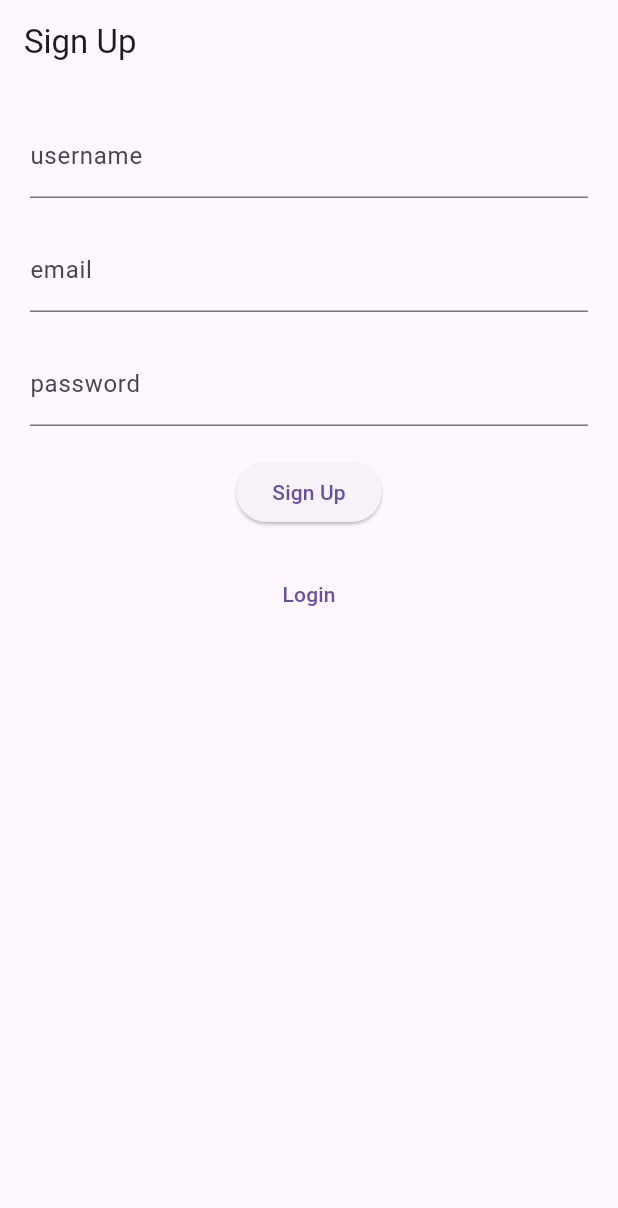
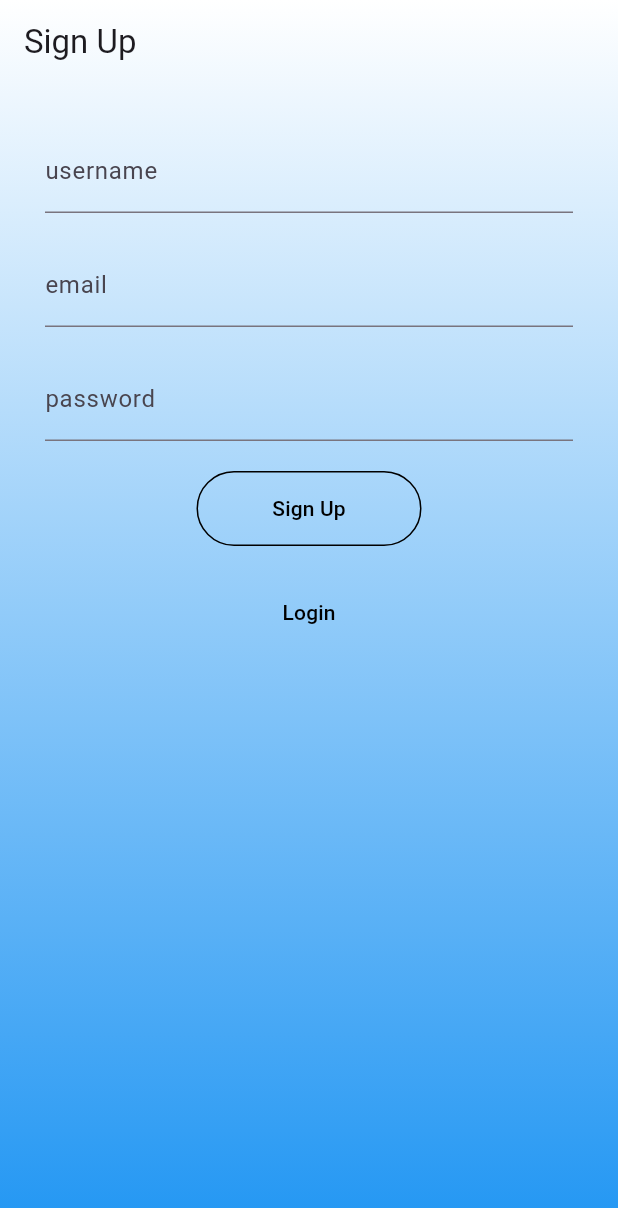
Before and after one commit to LakshRJain/GAME_Full-stack-Project, a Flutter app: the screen it shows after launch, after a tap on "Login", after a tap on "SignUp", on a phone screen of 412 x 824 dp. Shown: the top 1208 px of the screen. Run offline on Flutter 3.47's test engine with Material 3 defaults, Android fonts, the light colour scheme and no system bars; our stand-ins replace dio, flutter_secure_storage; accounts and stored records are empty.

Commit message:
UI changes in login and signup page

```diff
--- a/game_matchmaking_frontend/game/lib/views/login_screen.dart
+++ b/game_matchmaking_frontend/game/lib/views/login_screen.dart
@@ -21,16 +21,22 @@ class _LoginScreenState extends State<LoginScreen> {
     final authVM = Provider.of<AuthViewModel>(context);
 
 
-    return Scaffold(
+    return Container(
+      decoration: BoxDecoration(
+          gradient:  LinearGradient(colors: [Colors.white,Colors.blue],begin: Alignment.topCenter,end: Alignment.bottomCenter)
+        ),
+      child: Scaffold(
+        backgroundColor: Colors.transparent,
         appBar: AppBar(
+        backgroundColor: Colors.transparent,
           title: const Text('Login'),
         ),
         body:Padding(
-        padding: const EdgeInsets.all(20),
+          padding: const EdgeInsets.all(30),
           child:Form(
             key: _formKey,
             child: Column(
-            crossAxisAlignment: CrossAxisAlignment.stretch,
+              crossAxisAlignment: CrossAxisAlignment.center,
               children: [
                 TextFormField(
                   controller: _emailCtrl,
@@ -49,6 +55,17 @@ class _LoginScreenState extends State<LoginScreen> {
                 ),
                 const SizedBox(height: 20),
                 ElevatedButton(
+                  style: ElevatedButton.styleFrom(
+                    fixedSize: Size(150, 50),
+                    backgroundColor: Colors.transparent,
+                    foregroundColor: Colors.black,
+                    elevation: 0,
+                    shape: RoundedRectangleBorder(
+
+                      borderRadius: BorderRadius.circular(40),
+                      side: BorderSide(color: Colors.black,width: 1.5)
+                    )
+                  ),
                   onPressed: authVM.isLoading?null:()async{
                     if(_formKey.currentState!.validate()){
                       await authVM.login(_emailCtrl.text, _passCtrl.text);
@@ -69,11 +86,17 @@ class _LoginScreenState extends State<LoginScreen> {
                 const SizedBox(height: 20,),
                 TextButton(onPressed: (){
                   Navigator.popAndPushNamed(context, '/signup');
-              }, child: Text('SignUp'))
+                },
+                child: Text('SignUp'),
+                style: TextButton.styleFrom(
+                  foregroundColor: Colors.black
+                ),
+                )
               ],
             ),
           )
         ),
+      ),
     );
   }
 }
--- a/game_matchmaking_frontend/game/lib/views/signup_screen.dart
+++ b/game_matchmaking_frontend/game/lib/views/signup_screen.dart
@@ -21,12 +21,19 @@ class _SignupScreenState extends State<SignupScreen> {
   @override
   Widget build(BuildContext context) {
     final authVM = Provider.of<AuthViewModel>(context);
-    return Scaffold(
+    return Container(
+      decoration: BoxDecoration(
+        gradient: LinearGradient(colors: [Colors.white,Colors.blue],begin:Alignment.topCenter , end: Alignment.bottomCenter)
+
+      ),
+      child: Scaffold(
+        backgroundColor: Colors.transparent,
         appBar: AppBar(
+          backgroundColor: Colors.transparent,
           title: const Text('Sign Up'),
         ),
         body: Padding(
-        padding: const EdgeInsets.all(20),
+          padding: const EdgeInsets.all(30),
           child: Form(
             key: _formKey,
             child: Column(
@@ -57,6 +64,16 @@ class _SignupScreenState extends State<SignupScreen> {
                 ),
                 SizedBox(height: 20,),
                 ElevatedButton(
+                  style: ElevatedButton.styleFrom(
+                    backgroundColor: Colors.transparent,
+                    foregroundColor: Colors.black,
+                    fixedSize: Size(150, 50),
+                    elevation: 0,
+                    shape: RoundedRectangleBorder(
+                      borderRadius: BorderRadius.circular(40),
+                      side: BorderSide(color: Colors.black)
+                    )
+                  ),
                   onPressed: authVM.isLoading?
                   null:
                   () async{
@@ -77,8 +94,12 @@ class _SignupScreenState extends State<SignupScreen> {
                 SizedBox(height: 20,),
                 TextButton(onPressed: (){
                   Navigator.popAndPushNamed(context, '/login');
-              }, child: const Text('Login')),
+                }, child: const Text('Login'),
+                style: TextButton.styleFrom(
+                  foregroundColor: Colors.black
+                ),),
               ],
+            ),
           ),
         ),
       ),
```
Lines whose indentation alone changed are shown as unchanged.
